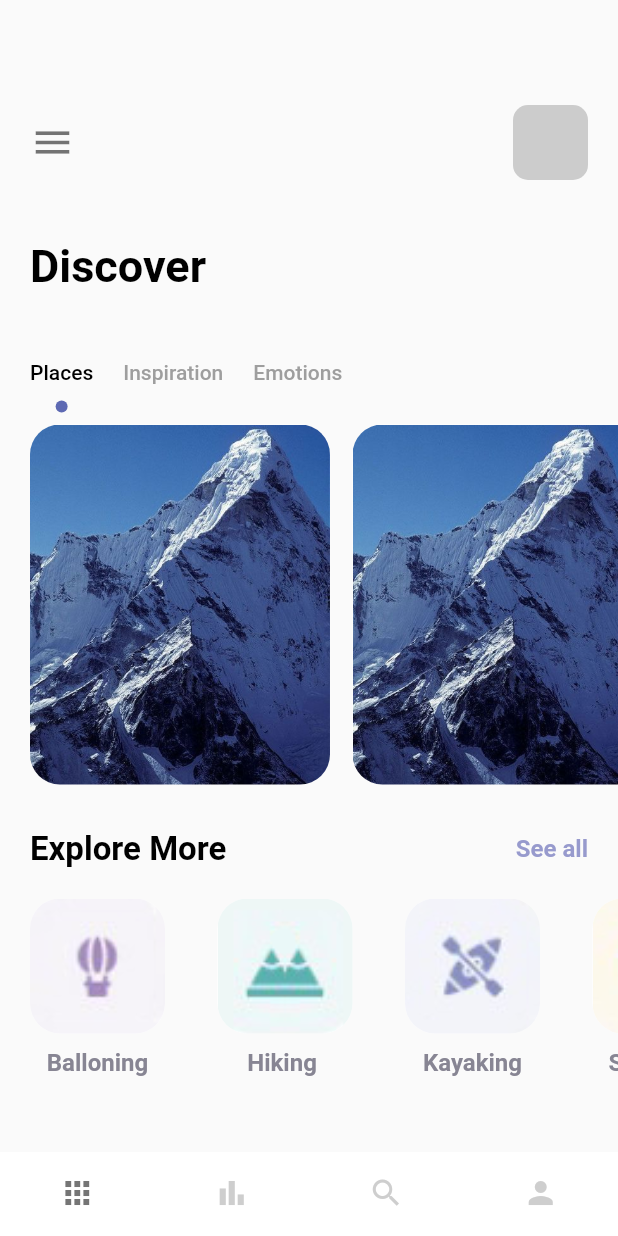
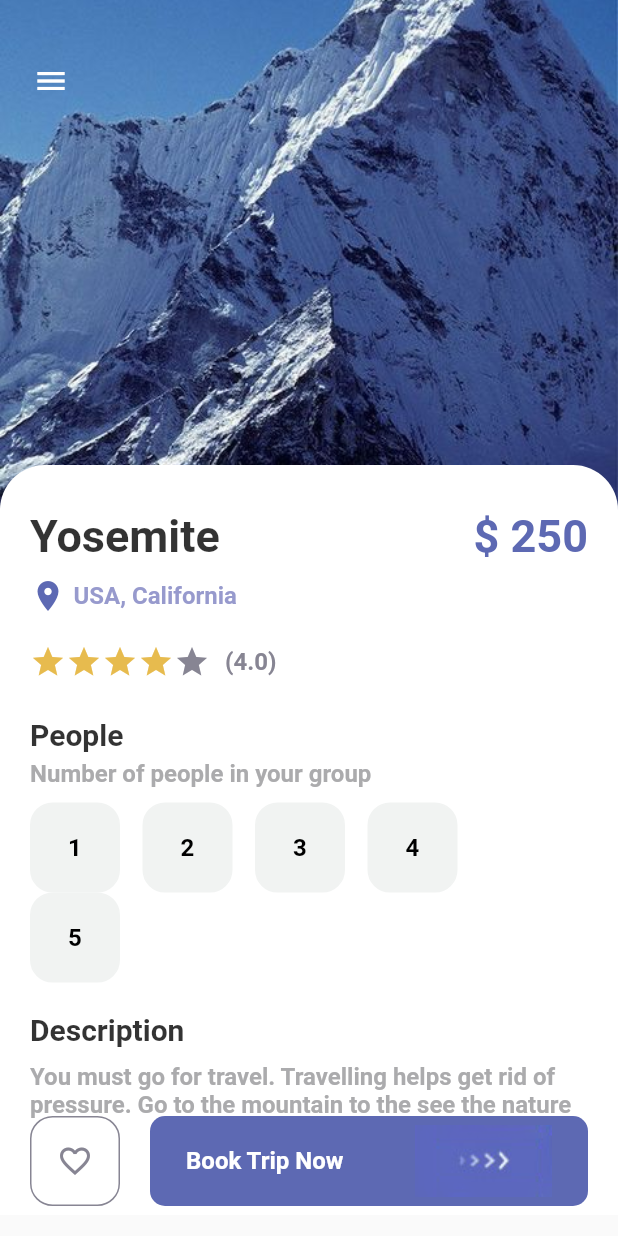
Before and after one commit to ItsRichish/TravelApp, a Flutter app: the screen it shows after launch, on a phone screen of 412 x 824 dp. Run offline on Flutter 3.47's test engine with Material 2 defaults, Android fonts, the phone set to English and light mode, and no system bars; missing offline and left inert: dart:ffi.

Commit message:
All Pages Updated

```diff
--- a/lib/main.dart
+++ b/lib/main.dart
@@ -1,4 +1,5 @@
 import 'package:flutter/material.dart';
+import 'package:flutter_travel_app/pages/detail_page.dart';
 import 'package:flutter_travel_app/pages/navbarPages/main_page.dart';
 
 void main() {
@@ -15,7 +16,8 @@ class MyApp extends StatelessWidget {
       theme: ThemeData(
         primarySwatch: Colors.blue,
       ),
-      home: MainPage(),
+      // home: MainPage(),
+      home: DetailPage(),
     );
   }
 }
--- /dev/null
+++ b/lib/pages/detail_page.dart
@@ -0,0 +1,183 @@
+import 'package:flutter/material.dart';
+import 'package:flutter_travel_app/misc/my_colors.dart';
+import 'package:flutter_travel_app/widgets/app_bottons.dart';
+import 'package:flutter_travel_app/widgets/app_text.dart';
+import 'package:flutter_travel_app/widgets/app_text_large.dart';
+import 'package:flutter_travel_app/widgets/my_button.dart';
+
+class DetailPage extends StatefulWidget {
+  const DetailPage({Key? key}) : super(key: key);
+
+  @override
+  State<DetailPage> createState() => _DetailPageState();
+}
+
+class _DetailPageState extends State<DetailPage> {
+  int gottenStars = 4;
+  int selectedIndex = -1;
+  @override
+  Widget build(BuildContext context) {
+    return Scaffold(
+      body: Container(
+        width: double.maxFinite,
+        height: double.maxFinite,
+        child: Stack(
+          children: [
+            Positioned(
+              left: 0,
+              right: 0,
+              child: Container(
+                width: double.maxFinite,
+                height: 350,
+                decoration: BoxDecoration(
+                  image: DecorationImage(
+                    image: AssetImage("assets/img/mountain.jpeg"),
+                    fit: BoxFit.cover,
+                  ),
+                ),
+              ),
+            ),
+            Positioned(
+                left: 10,
+                top: 30,
+                child: Row(
+                  // mainAxisAlignment: MainAxisAlignment.spaceBetween,
+                  children: [
+                    IconButton(
+                      onPressed: () {},
+                      icon: Icon(Icons.menu),
+                      color: Colors.white,
+                    ),
+                    // IconButton(
+                    //   onPressed: () {},
+                    //   icon: Icon(Icons.more_horiz),
+                    // )
+                  ],
+                )),
+            Positioned(
+              top: 310,
+              child: Container(
+                padding: const EdgeInsets.only(left: 20, right: 20, top: 30),
+                width: MediaQuery.of(context).size.width,
+                height: 500,
+                decoration: BoxDecoration(
+                  color: Colors.white,
+                  borderRadius: BorderRadius.only(
+                      topLeft: Radius.circular(30),
+                      topRight: Radius.circular(30)),
+                ),
+                child: Column(
+                  crossAxisAlignment: CrossAxisAlignment.start,
+                  children: [
+                    Row(
+                      mainAxisAlignment: MainAxisAlignment.spaceBetween,
+                      children: [
+                        AppTextLarge(
+                            text: "Yosemite",
+                            color: Colors.black.withOpacity(0.8)),
+                        AppTextLarge(text: "\$ 250", color: MyColors.mainColor)
+                      ],
+                    ),
+                    SizedBox(height: 10),
+                    Row(
+                      children: [
+                        Icon(Icons.location_on, color: MyColors.mainColor),
+                        SizedBox(width: 5),
+                        AppText(
+                            text: "USA, California", color: MyColors.textColor1)
+                      ],
+                    ),
+                    SizedBox(height: 20),
+                    Row(
+                      children: [
+                        Wrap(
+                          children: List.generate(5, (index) {
+                            return Icon(Icons.star,
+                                color: index < gottenStars
+                                    ? MyColors.startColor
+                                    : MyColors.textColor2);
+                          }),
+                        ),
+                        SizedBox(width: 10),
+                        AppText(text: "(4.0)", color: MyColors.textColor2),
+                      ],
+                    ),
+                    SizedBox(height: 25),
+                    AppTextLarge(
+                        text: "People",
+                        color: Colors.black.withOpacity(0.8),
+                        size: 20),
+                    SizedBox(height: 5),
+                    AppText(
+                        text: "Number of people in your group",
+                        color: MyColors.mainTextColor),
+                    SizedBox(height: 10),
+                    Wrap(
+                      children: List.generate(5, (index) {
+                        return InkWell(
+                          onTap: () {
+                            setState(() {
+                              selectedIndex = index;
+                            });
+                          },
+                          child: Container(
+                            margin: const EdgeInsets.only(right: 15),
+                            child: AppButton(
+                              color: selectedIndex == index
+                                  ? Colors.white
+                                  : Colors.black,
+                              bgColor: selectedIndex == index
+                                  ? Colors.black
+                                  : MyColors.buttonBackgroundColor,
+                              size: 60,
+                              borderColor: selectedIndex == index
+                                  ? Colors.black
+                                  : MyColors.buttonBackgroundColor,
+                              text: (index + 1).toString(),
+                            ),
+                          ),
+                        );
+                      }),
+                    ),
+                    SizedBox(height: 20),
+                    AppTextLarge(
+                        text: "Description",
+                        color: Colors.black.withOpacity(0.8),
+                        size: 20),
+                    SizedBox(height: 10),
+                    AppText(
+                      text:
+                          "You must go for travel. Travelling helps get rid of pressure. Go to the mountain to the see the nature",
+                      color: MyColors.mainTextColor,
+                    ),
+                  ],
+                ),
+              ),
+            ),
+            Positioned(
+              bottom: 20,
+              left: 20,
+              right: 20,
+              child: Row(
+                children: [
+                  AppButton(
+                    size: 60,
+                    color: MyColors.textColor2,
+                    bgColor: Colors.white,
+                    borderColor: MyColors.textColor2,
+                    isIcon: true,
+                    icon: Icons.favorite_border,
+                  ),
+                  SizedBox(width: 20),
+                  MyButton(
+                    isResponsive: true,
+                  )
+                ],
+              ),
+            )
+          ],
+        ),
+      ),
+    );
+  }
+}
--- a/lib/pages/navbarPages/main_page.dart
+++ b/lib/pages/navbarPages/main_page.dart
@@ -2,7 +2,7 @@ import 'package:flutter/material.dart';
 import 'package:flutter/src/foundation/key.dart';
 import 'package:flutter/src/widgets/framework.dart';
 import 'package:flutter_travel_app/pages/navbarPages/bar_page.dart';
-import 'package:flutter_travel_app/pages/navbarPages/home_page.dart';
+import 'package:flutter_travel_app/pages/home_page.dart';
 import 'package:flutter_travel_app/pages/navbarPages/profile_page.dart';
 import 'package:flutter_travel_app/pages/navbarPages/search_page.dart';
 
--- /dev/null
+++ b/lib/widgets/app_bottons.dart
@@ -0,0 +1,39 @@
+import 'package:flutter/cupertino.dart';
+import 'package:flutter/material.dart';
+import 'package:flutter_travel_app/misc/my_colors.dart';
+import 'package:flutter_travel_app/widgets/app_text.dart';
+
+class AppButton extends StatelessWidget {
+  final Color color;
+  final Color bgColor;
+  String? text;
+  IconData? icon;
+  final Color borderColor;
+  bool? isIcon;
+  double size;
+  AppButton(
+      {Key? key,
+      this.isIcon = false,
+      this.text = "Hi",
+      this.icon,
+      required this.size,
+      required this.color,
+      required this.bgColor,
+      required this.borderColor})
+      : super(key: key);
+
+  @override
+  Widget build(BuildContext context) {
+    return Container(
+      width: size,
+      height: size,
+      decoration: BoxDecoration(
+          border: Border.all(color: borderColor, width: 1.0),
+          borderRadius: BorderRadius.circular(15),
+          color: bgColor),
+      child: isIcon == false
+          ? Center(child: AppText(text: text!, color: color))
+          : Icon(icon, color: color),
+    );
+  }
+}
--- a/lib/widgets/my_button.dart
+++ b/lib/widgets/my_button.dart
@@ -1,23 +1,37 @@
-import 'package:flutter/cupertino.dart';
+import 'package:flutter/material.dart';
 import 'package:flutter_travel_app/misc/my_colors.dart';
+import 'package:flutter_travel_app/widgets/app_text.dart';
 
 class MyButton extends StatelessWidget {
   bool? isResponsive;
   double? width;
-  MyButton({Key? key, this.isResponsive = false, this.width}) : super(key: key);
+  MyButton({Key? key, this.isResponsive = false, this.width = 120})
+      : super(key: key);
 
   @override
   Widget build(BuildContext context) {
-    return Container(
-      width: width,
-      height: 60,
-      decoration: BoxDecoration(
-        borderRadius: BorderRadius.circular(10),
-        color: MyColors.mainColor,
+    return Flexible(
+      child: Container(
+        width: isResponsive == true ? double.maxFinite : width,
+        height: 60,
+        decoration: BoxDecoration(
+          borderRadius: BorderRadius.circular(10),
+          color: MyColors.mainColor,
+        ),
+        child: Row(
+            mainAxisAlignment: isResponsive == true
+                ? MainAxisAlignment.spaceAround
+                : MainAxisAlignment.center,
+            children: [
+              isResponsive == true
+                  ? AppText(
+                      text: "Book Trip Now",
+                      color: Colors.white,
+                    )
+                  : Container(),
+              Image.asset("assets/img/button-one.png")
+            ]),
       ),
-      child: Row(
-          mainAxisAlignment: MainAxisAlignment.center,
-          children: [Image.asset("assets/img/button-one.png")]),
     );
   }
 }
```
Also changed, not shown: lib/pages/home_page.dart (renamed from lib/pages/navbarPages/home_page.dart).
